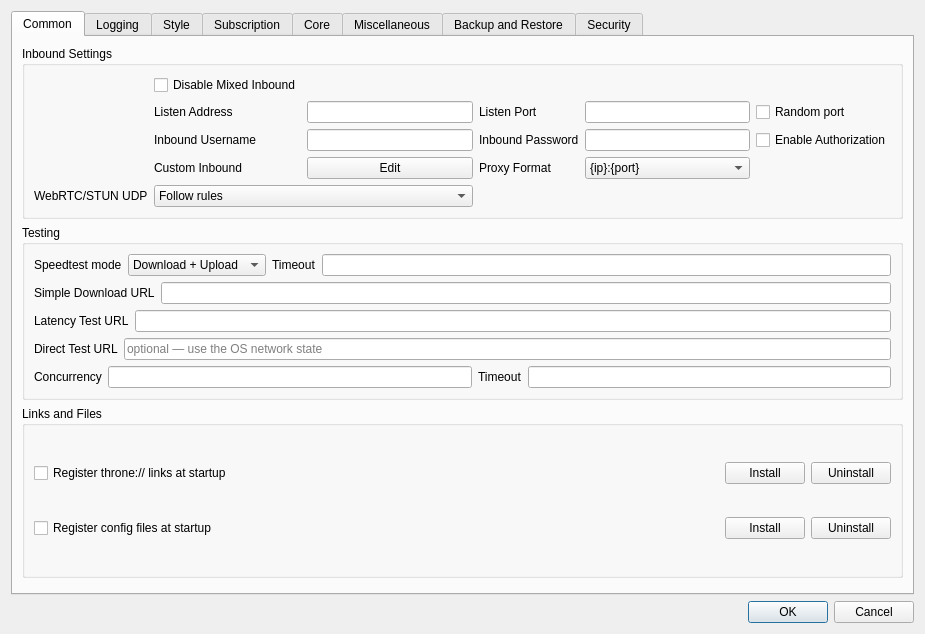
Before: the Qt Designer form include/ui/setting/dialog_basic_settings.ui in Nuxoul/NxProxy, drawn with Qt 5.
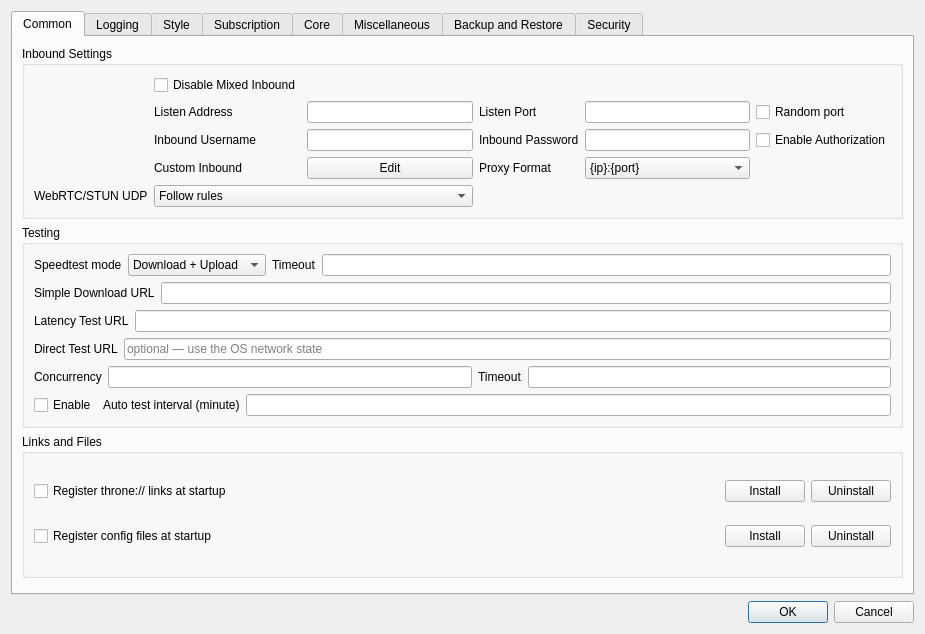
After: the same form once the commit is applied. Custom widgets are drawn as their Qt base class.

Commit message: ﻿Test every distinct node on a schedule

Patch:
```diff
--- a/include/ui/setting/dialog_basic_settings.ui
+++ b/include/ui/setting/dialog_basic_settings.ui
@@ -341,6 +341,30 @@
             </item>
            </layout>
           </item>
+          <item>
+           <layout class="QHBoxLayout" name="horizontalLayout_auto_latency_test">
+            <item>
+             <widget class="QCheckBox" name="auto_latency_test_enable">
+              <property name="text">
+               <string>Enable</string>
+              </property>
+             </widget>
+            </item>
+            <item>
+             <widget class="QLabel" name="label_auto_latency_test_interval">
+              <property name="toolTip">
+               <string>While Throne is connected, every distinct node is tested once per interval, then each group is re-sorted by the fresh latency. A test that is already running is never interrupted.</string>
+              </property>
+              <property name="text">
+               <string>Auto test interval (minute)</string>
+              </property>
+             </widget>
+            </item>
+            <item>
+             <widget class="QLineEdit" name="auto_latency_test"/>
+            </item>
+           </layout>
+          </item>
          </layout>
         </widget>
        </item>
```
The commit also changes 5 other files.
